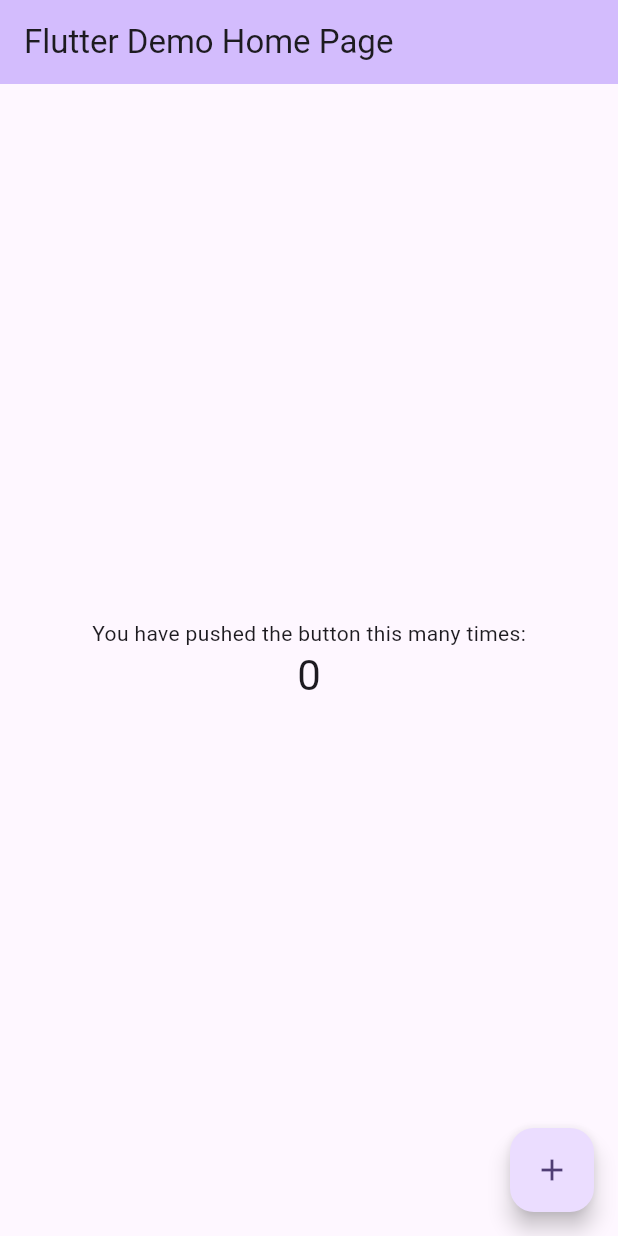
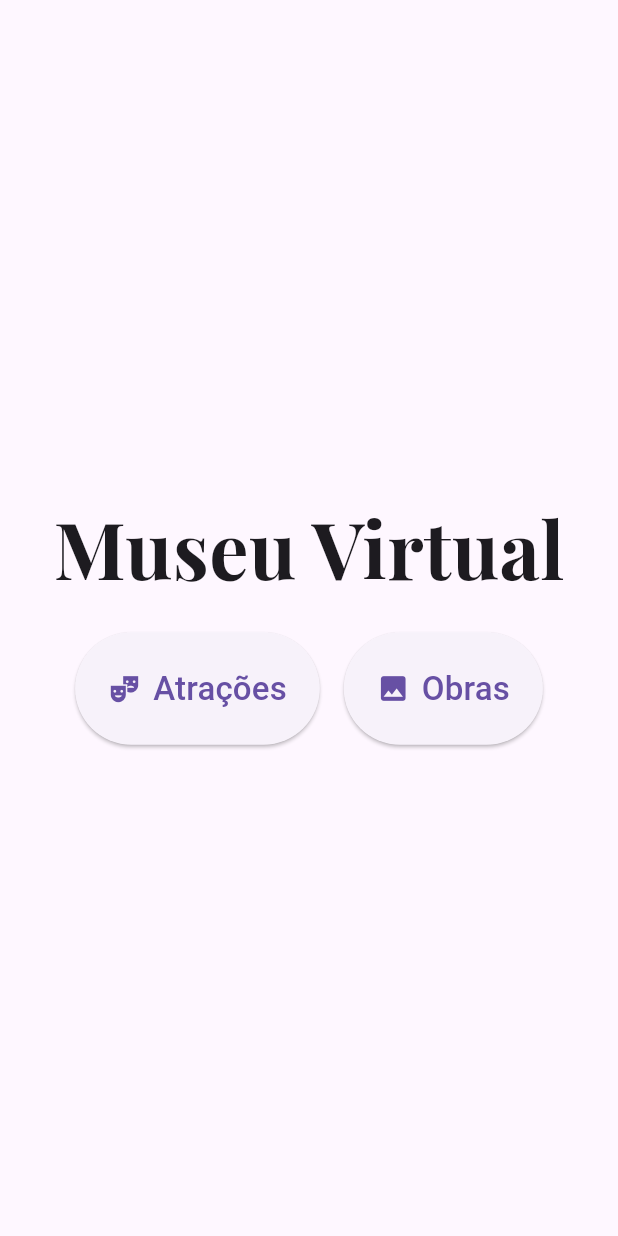
Before and after one commit to Alessander-Magno/Museu-Virtual, a Flutter app: the screen it shows after launch, on a phone screen of 412 x 824 dp. Run offline on Flutter 3.47's test engine with Material 3 defaults, Android fonts, the phone set to English and light mode, and no system bars.

Commit message:
inicio da integração da api next com flutter, criacao das primeiras paginas, funções e modelos

```diff
--- /dev/null
+++ b/Flutter/acervus_app/lib/home.dart
@@ -0,0 +1,59 @@
+import 'package:flutter/material.dart';
+import 'package:acervus_app/pages/atracao/atracoes_page.dart';
+
+class Home extends StatelessWidget {
+  const Home({super.key});
+
+  @override
+  Widget build(BuildContext context) {
+    return Scaffold(
+      body: Center(
+        child: Column(
+          mainAxisSize: MainAxisSize.min,
+          children: [
+            Text(
+                "Museu Virtual",
+                style: TextStyle(
+                  fontFamily: 'Playfair',
+                  fontSize: 52,
+                  fontWeight: FontWeight.bold,
+                ),
+              ),
+              SizedBox(height: 20,),
+            Row(
+              mainAxisSize: MainAxisSize.min,
+
+              children: [
+                ElevatedButton.icon(
+                  onPressed: () {
+                    Navigator.of(context).push(MaterialPageRoute(builder: (context) => AtracoesPage(),));
+                  },
+                  label: Text('Atrações', style: TextStyle(
+                      fontSize: 22,
+                    ),
+                  ),
+                  icon: Icon(Icons.theater_comedy, size: 22,),
+                  style: ElevatedButton.styleFrom(
+                    padding: EdgeInsets.symmetric(horizontal: 22, vertical: 22),
+                  )
+                ),
+                SizedBox(width: 16),
+                ElevatedButton.icon(
+                  onPressed: () {},
+                  label: Text('Obras', style: TextStyle(
+                      fontSize: 22,
+                    ),
+                  ),
+                  icon: Icon(Icons.image, size: 22,),
+                  style: ElevatedButton.styleFrom(
+                    padding: EdgeInsets.symmetric(horizontal: 22, vertical: 22),
+                  )
+                ),
+              ],
+            ),
+          ],
+        ),
+      ),
+    );
+  }
+}
--- a/Flutter/acervus_app/lib/main.dart
+++ b/Flutter/acervus_app/lib/main.dart
@@ -1,122 +1,11 @@
+import 'package:acervus_app/home.dart';
 import 'package:flutter/material.dart';
 
 void main() {
-  runApp(const MyApp());
+  runApp(
+    MaterialApp(
+      debugShowCheckedModeBanner: false,
+      home: const Home()
+    )
+  );
 }
-
-class MyApp extends StatelessWidget {
-  const MyApp({super.key});
-
-  // This widget is the root of your application.
-  @override
-  Widget build(BuildContext context) {
-    return MaterialApp(
-      title: 'Flutter Demo',
-      theme: ThemeData(
-        // This is the theme of your application.
-        //
-        // TRY THIS: Try running your application with "flutter run". You'll see
-        // the application has a purple toolbar. Then, without quitting the app,
-        // try changing the seedColor in the colorScheme below to Colors.green
-        // and then invoke "hot reload" (save your changes or press the "hot
-        // reload" button in a Flutter-supported IDE, or press "r" if you used
-        // the command line to start the app).
-        //
-        // Notice that the counter didn't reset back to zero; the application
-        // state is not lost during the reload. To reset the state, use hot
-        // restart instead.
-        //
-        // This works for code too, not just values: Most code changes can be
-        // tested with just a hot reload.
-        colorScheme: .fromSeed(seedColor: Colors.deepPurple),
-      ),
-      home: const MyHomePage(title: 'Flutter Demo Home Page'),
-    );
-  }
-}
-
-class MyHomePage extends StatefulWidget {
-  const MyHomePage({super.key, required this.title});
-
-  // This widget is the home page of your application. It is stateful, meaning
-  // that it has a State object (defined below) that contains fields that affect
-  // how it looks.
-
-  // This class is the configuration for the state. It holds the values (in this
-  // case the title) provided by the parent (in this case the App widget) and
-  // used by the build method of the State. Fields in a Widget subclass are
-  // always marked "final".
-
-  final String title;
-
-  @override
-  State<MyHomePage> createState() => _MyHomePageState();
-}
-
-class _MyHomePageState extends State<MyHomePage> {
-  int _counter = 0;
-
-  void _incrementCounter() {
-    setState(() {
-      // This call to setState tells the Flutter framework that something has
-      // changed in this State, which causes it to rerun the build method below
-      // so that the display can reflect the updated values. If we changed
-      // _counter without calling setState(), then the build method would not be
-      // called again, and so nothing would appear to happen.
-      _counter++;
-    });
-  }
-
-  @override
-  Widget build(BuildContext context) {
-    // This method is rerun every time setState is called, for instance as done
-    // by the _incrementCounter method above.
-    //
-    // The Flutter framework has been optimized to make rerunning build methods
-    // fast, so that you can just rebuild anything that needs updating rather
-    // than having to individually change instances of widgets.
-    return Scaffold(
-      appBar: AppBar(
-        // TRY THIS: Try changing the color here to a specific color (to
-        // Colors.amber, perhaps?) and trigger a hot reload to see the AppBar
-        // change color while the other colors stay the same.
-        backgroundColor: Theme.of(context).colorScheme.inversePrimary,
-        // Here we take the value from the MyHomePage object that was created by
-        // the App.build method, and use it to set our appbar title.
-        title: Text(widget.title),
-      ),
-      body: Center(
-        // Center is a layout widget. It takes a single child and positions it
-        // in the middle of the parent.
-        child: Column(
-          // Column is also a layout widget. It takes a list of children and
-          // arranges them vertically. By default, it sizes itself to fit its
-          // children horizontally, and tries to be as tall as its parent.
-          //
-          // Column has various properties to control how it sizes itself and
-          // how it positions its children. Here we use mainAxisAlignment to
-          // center the children vertically; the main axis here is the vertical
-          // axis because Columns are vertical (the cross axis would be
-          // horizontal).
-          //
-          // TRY THIS: Invoke "debug painting" (choose the "Toggle Debug Paint"
-          // action in the IDE, or press "p" in the console), to see the
-          // wireframe for each widget.
-          mainAxisAlignment: .center,
-          children: [
-            const Text('You have pushed the button this many times:'),
-            Text(
-              '$_counter',
-              style: Theme.of(context).textTheme.headlineMedium,
-            ),
-          ],
-        ),
-      ),
-      floatingActionButton: FloatingActionButton(
-        onPressed: _incrementCounter,
-        tooltip: 'Increment',
-        child: const Icon(Icons.add),
-      ),
-    );
-  }
-}
--- a/NextJS/package.json
+++ b/NextJS/package.json
@@ -11,6 +11,7 @@
   "dependencies": {
     "@prisma/adapter-pg": "^7.4.0",
     "@prisma/client": "^7.4.0",
+    "cors": "^2.8.6",
     "dotenv": "^17.3.1",
     "lucide-react": "^0.577.0",
     "next": "16.1.6",
```
Also changed, not shown: Flutter/acervus_app/lib/functions/atracao/buscar_atracoes_function.dart (added, +19 -0 lines), Flutter/acervus_app/lib/models/atracao_model.dart (added, +19 -0 lines), Flutter/acervus_app/lib/models/obra_model.dart (added, +25 -0 lines), Flutter/acervus_app/lib/pages/atracao/atracoes_page.dart (added, +53 -0 lines), Flutter/acervus_app/pubspec.yaml (+7 -2 lines), Flutter/acervus_app/assets/fonts/PlayfairDisplay-Italic-VariableFont_wght.ttf (added), Flutter/acervus_app/assets/fonts/PlayfairDisplay-VariableFont_wght.ttf (added), Flutter/acervus_app/pubspec.lock, NextJS/package-lock.json, 2 other files.
